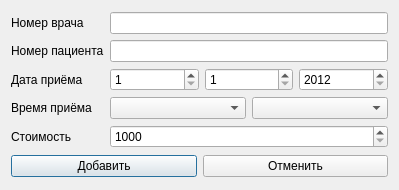
skrine525/fefu-fds-coursework, file addappointmentdialog.ui: the form before one commit.
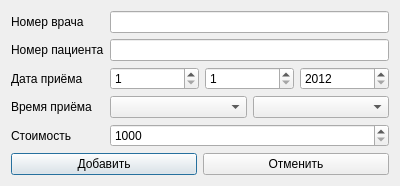
The form after the commit.

Patch:
```diff
--- a/addappointmentdialog.ui
+++ b/addappointmentdialog.ui
@@ -6,8 +6,8 @@
    <rect>
     <x>0</x>
     <y>0</y>
-    <width>399</width>
-    <height>190</height>
+    <width>400</width>
+    <height>180</height>
    </rect>
   </property>
   <property name="windowTitle">
```
Left out of the diff: 30 changed lines with no effect on the pictures.
